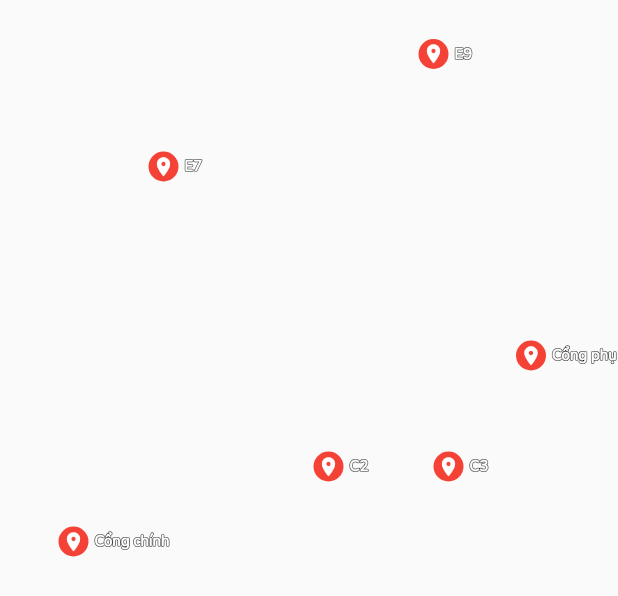
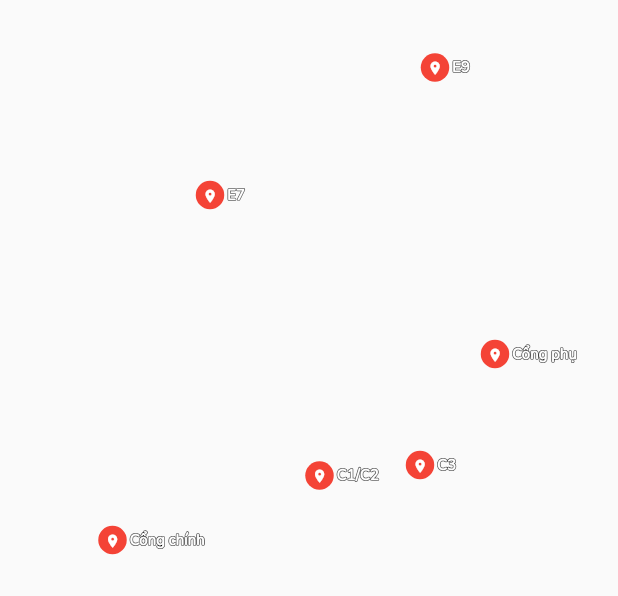
Before and after one commit to khanhtran-5851071033/TripMap, a Flutter app: the PositionedWidget widget shown alone on an empty page, opened directly, on a phone screen of 412 x 824 dp. Shown: the top 596 px of the screen. Run offline on Flutter 3.47's test engine with Material 2 defaults, Android fonts, the phone set to English and light mode, and no system bars; our stand-ins replace avatar_glow, bubble_tab_indicator, cached_network_image, countup, flutter_spinkit, geolocator and 6 more; missing offline and left inert: panorama, qrscan, web_scraper; accounts and stored records are empty; network calls fail.

Commit message:
update map

```diff
--- a/lib/core/viewmodels/floorplan_model.dart
+++ b/lib/core/viewmodels/floorplan_model.dart
@@ -13,8 +13,8 @@ class Pos {
 }
 
 class FloorPlanModel extends ChangeNotifier {
-  double _scale = 1.0;
-  double _previousScale = 1.0;
+  double _scale = 1.5;
+  double _previousScale = 1.5;
   Pos _pos = Pos(0.0, 0.0);
   Pos _previousPos = Pos(0.0, 0.0);
   Pos _endPos = Pos(0.0, 0.0);
--- a/lib/path_finder/repo_path.dart
+++ b/lib/path_finder/repo_path.dart
@@ -23,8 +23,8 @@ var listDiem = [
 [0,0,0,0,0,0,0,0,0,0,0,0,116,0,0,0,140,0,0,0,0,0,92, 0,0,0,0,0,0,0,0],
 [0,0,0,0,0,0,0,0,0,0,0,0,0,0,121,0,0,0,0,153,0,0,0,130, 0,0,0,0,0,0,0],
 [0,0,0,0,0,0,0,0,0,0, 0,0,0,0,0,0,0,0,153, 0,0,0,0,0,0,0,0,0,0,0,0],
-[0,0,0,0,0,0,0,0,0,0,0,0,0,0,0,121, 0,0,0,0,0,0,0,0,0,0,0,0,0,0,0],
-[0,0,0,0,0,0,0,0,0,0, 0,0,0,0,0,0,94,0,0,0,0,0,140,0,94,0,0,0,0,0,0],
+[0,0,0,0,0,0,0,0,0,0,0,0,0,0,0,121, 0,0,0,0,0,40,0,0,0,0,0,0,0,0,0],//21
+[0,0,0,0,0,0,0,0,0,0, 0,0,0,0,0,0,94,0,0,0,40,0,140,0,94,0,0,0,0,0,0],//22
 [0,0,0,0,0,0,0,0,0,0, 0,0,0,0,0,0,0,92,0,0,0,140,0,0,0,92,0,0,0,0,0],
 [0,0,0,0,0,0,0,0,0,0, 0,0,0,0,0,0,0,0,130, 0,0,0,0,0,0,0,266,0,0,0,0],
 [0,0,0,0,0,0,0,0,0,0, 0,0,0,0,0,0,0,0,0,0,0,94,0,0,0,140,77,0,0,0,0],
@@ -36,35 +36,35 @@ var listDiem = [
 [0,0,0,0,0,0,0,0,0,0, 0,0,0,0,0,0,0,0,0,0, 0,0,0,0,0,0,0,0,0,87,0]
     ];
     List<EndPoint> listBuilding = [
-    EndPoint(1, 'Cổng chính', Offset(50, 360)),
-    EndPoint(2, '', Offset(50, 310)),
-    EndPoint(3, 'C2', Offset(220, 310)),
-    EndPoint(4, '', Offset(260, 310)),
-    EndPoint(5, 'C3', Offset(300, 310)),
-    EndPoint(6, '', Offset(124, 288)),
-    EndPoint(7, '', Offset(186, 288)),
-    EndPoint(8, '', Offset(220, 288)),
-    EndPoint(9, '', Offset(260, 288)),
-    EndPoint(10, '', Offset(50, 236)),
-    EndPoint(11, '', Offset(124, 236)),
-    EndPoint(12, '', Offset(186, 236)),
+    EndPoint(1, 'Cổng chính', Offset(75, 360)),
+    EndPoint(2, '', Offset(75, 317)),
+    EndPoint(3, 'C1/C2', Offset(213, 317)),
+    EndPoint(4, '', Offset(250, 310)),
+    EndPoint(5, 'C3', Offset(280, 310)),
+    EndPoint(6, '', Offset(142, 288)),
+    EndPoint(7, '', Offset(184, 288)),
+    EndPoint(8, '', Offset(213, 288)),
+    EndPoint(9, '', Offset(250, 288)),
+    EndPoint(10, '', Offset(75, 236)),
+    EndPoint(11, '', Offset(142, 236)),
+    EndPoint(12, '', Offset(184, 236)),
     EndPoint(13, '', Offset(256, 236)),
-    EndPoint(14, 'Cổng phụ', Offset(355, 236)),
-    EndPoint(15, '', Offset(50, 170)),
-    EndPoint(16, '', Offset(166, 170)),
-    EndPoint(17, '', Offset(185, 170)),
-    EndPoint(18, '', Offset(256, 170)),
-    EndPoint(19, '', Offset(50, 110)),
-    EndPoint(20, 'E7', Offset(110, 110)),
-    EndPoint(21, '', Offset(166, 110)),
-    EndPoint(22, '', Offset(185, 125)),
-    EndPoint(23, '', Offset(256, 125)),
-    EndPoint(24, '', Offset(50, 45)),
-    EndPoint(25, '', Offset(185, 80)),
-    EndPoint(26, '', Offset(256, 80)),
-    EndPoint(27, '', Offset(185, 45)),
-    EndPoint(28, '', Offset(185, 15)),
-    EndPoint(29, '', Offset(256, 15)),
-    EndPoint(30, '', Offset(256, 35)),
-    EndPoint(31, 'E9', Offset(290, 35)),
+    EndPoint(14, 'Cổng phụ', Offset(330, 236)),
+    EndPoint(15, '', Offset(75, 185)),
+    EndPoint(16, '', Offset(172, 185)),
+    EndPoint(17, '', Offset(190, 185)),
+    EndPoint(18, '', Offset(256, 185)),
+    EndPoint(19, '', Offset(75, 130)),
+    EndPoint(20, 'E7', Offset(140, 130)),
+    EndPoint(21, '', Offset(172, 135)),
+    EndPoint(22, '', Offset(190, 135)),
+    EndPoint(23, '', Offset(256, 135)),
+    EndPoint(24, '', Offset(75, 45)),
+    EndPoint(25, '', Offset(190, 90)),
+    EndPoint(26, '', Offset(256, 90)),
+    EndPoint(27, '', Offset(190, 60)),
+    EndPoint(28, '', Offset(190, 30)),
+    EndPoint(29, '', Offset(256, 30)),
+    EndPoint(30, '', Offset(256, 45)),
+    EndPoint(31, 'E9', Offset(290, 45)),
   ];
--- a/lib/view/screens/map/floorplan_screen.dart
+++ b/lib/view/screens/map/floorplan_screen.dart
@@ -123,7 +123,7 @@ class _FloorPlanScreenState extends State<FloorPlanScreen>
                         child: Hero(
                           tag: 'mapUtc2',
                           child: Image.asset(
-                            'assets/Utc2Map1.jpg',
+                            'assets/1305.png',
                             fit: BoxFit.contain,
                           ),
                         ),
@@ -140,17 +140,24 @@ class _FloorPlanScreenState extends State<FloorPlanScreen>
                           ),
                           Positioned(
                             top: (diemDau != 0 && diemCuoi != 0)
-                                ? calculate(_animation.value).dy - 10
+                                ? calculate(_animation.value).dy - 15
                                 : 0,
                             left: (diemDau != 0 && diemCuoi != 0)
-                                ? calculate(_animation.value).dx - 10
+                                ? calculate(_animation.value).dx - 15
                                 : 0,
-                            child: Container(
-                              decoration: BoxDecoration(
-                                color: Colors.yellow,
-                                shape: BoxShape.circle,
+                            child: Opacity(
+                              opacity: (diemDau != 0 && diemCuoi != 0)
+                                ? 1
+                                : 0,
+                              child: Container(
+                                width: 30,
+                                height: 30,
+                                decoration: BoxDecoration(
+                                  color: Colors.yellow,
+                                  shape: BoxShape.circle,
+                                ),
+                                child: Icon(Icons.directions_walk_rounded),
                               ),
-                              child: Icon(Icons.directions_walk_rounded),
                             ),
                           ),
                         ],
--- a/lib/view/widgets/positioned_widget.dart
+++ b/lib/view/widgets/positioned_widget.dart
@@ -1,4 +1,4 @@
-
+import 'package:example/core/viewmodels/floorplan_model.dart';
 import 'package:flutter/cupertino.dart';
 import 'package:flutter/material.dart';
 import 'package:provider/provider.dart';
@@ -21,6 +21,7 @@ class _PositionedWidgetState extends State<PositionedWidget> {
 
   @override
   Widget build(BuildContext context) {
+    final model = Provider.of<FloorPlanModel>(context);
     // final List<Room> phongHoc =
     //     Global.phongHoc.map((item) => Room.fromMap(item)).toList();
     return Stack(
@@ -73,12 +74,15 @@ class _PositionedWidgetState extends State<PositionedWidget> {
           List.generate(dayNha.length, (index) {
         return dayNha[index].name != ''
             ? Positioned(
-                left: dayNha[index].location.dx - 45,
-                top: dayNha[index].location.dy - 24,
-                child: RawMaterialButton(
-                  shape: CircleBorder(),
-                  splashColor: Colors.transparent,
-                  onPressed: () {
+                left: dayNha[index].location.dx - (35 - model.scale * 4) / 2,
+                top: dayNha[index].location.dy - (35 - model.scale * 4) / 2,
+                child: Container(
+                  child: InkWell(
+                    // shape: CircleBorder(),
+                    // fillColor: Colors.black,
+                    splashColor: Colors.white,
+                    onTap: () {
+                      print(model.scale);
                       print(diem.length.toString());
                       if (diem.length < 2) {
                         setState(() {
@@ -92,13 +96,14 @@ class _PositionedWidgetState extends State<PositionedWidget> {
                       }
                       widget.findPath(diem);
                     },
-                  child:
-                      Stack(alignment: Alignment.centerLeft, children: <Widget>[
+                    child: Stack(
+                        alignment: Alignment.centerLeft,
+                        children: <Widget>[
                           Container(
-                      width: 50,
-                      height: 50,
+                            width: 35 - model.scale * 4,
+                            height: 35 - model.scale * 4,
                             // color: Colors.black54,
-                      padding: EdgeInsets.all(15),
+                            padding: EdgeInsets.all(5),
                             child: CircleAvatar(
                               backgroundColor: diem.contains(dayNha[index].id)
                                   ? Colors.blue
@@ -106,12 +111,13 @@ class _PositionedWidgetState extends State<PositionedWidget> {
                               child: Icon(
                                 Icons.room,
                                 color: Colors.white,
-                          size: 15,
+                                size: 15 - model.scale * 3,
                               ),
                             ),
                           ),
                           Transform(
-                      transform: Matrix4.identity()..translate(39.0),
+                            transform: Matrix4.identity()
+                              ..translate(32.0 - model.scale * 4),
                             child: Stack(
                               children: [
                                 Text(
@@ -136,6 +142,7 @@ class _PositionedWidgetState extends State<PositionedWidget> {
                             ),
                           )
                         ]),
+                  ),
                 ))
             : Container();
       }),
```
Also changed, not shown: 1 other file. Lines whose indentation alone changed are shown as unchanged.
